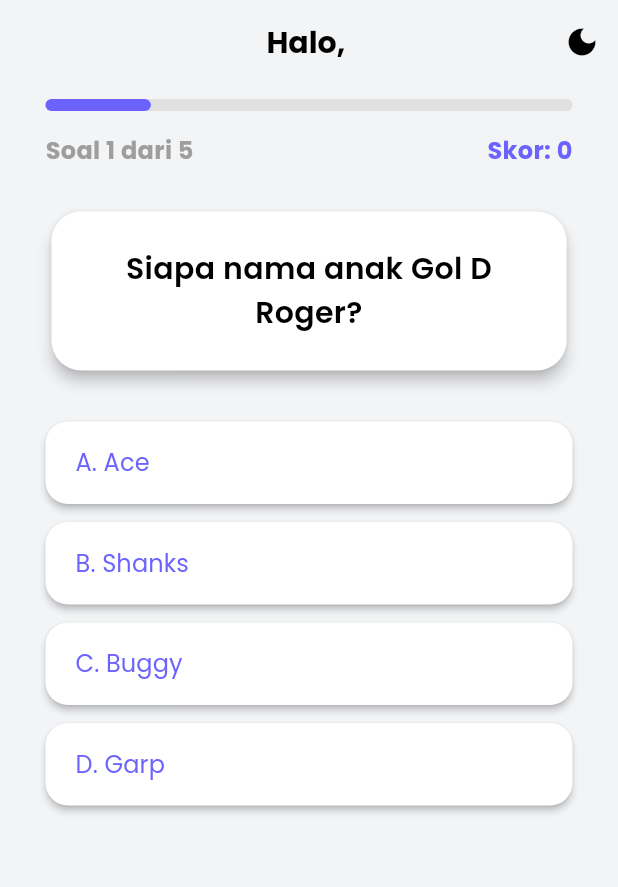
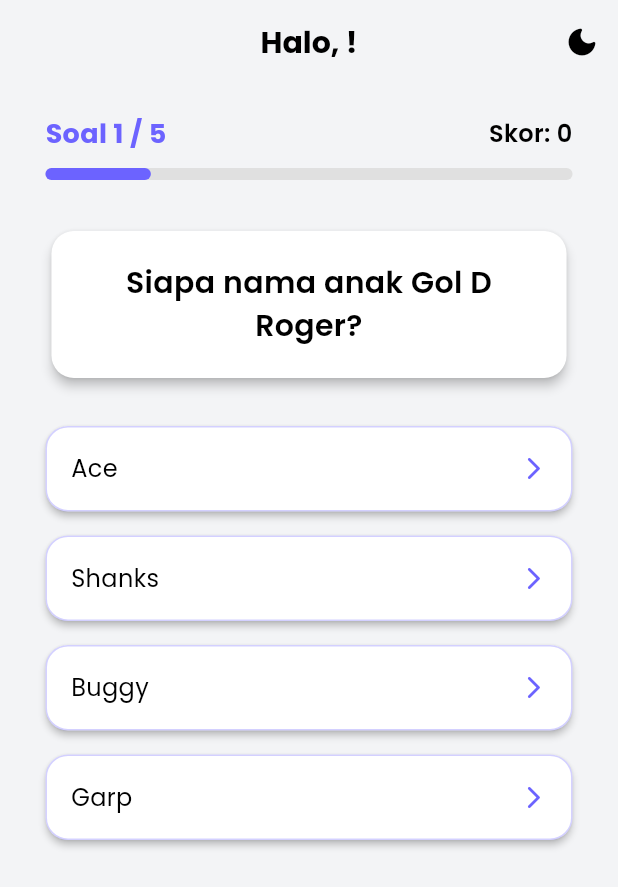
Before and after one commit to Rendymanurung/UTS_Pemrograman_Mobile-, a Flutter app: the QuizScreen screen opened directly, on a phone screen of 412 x 824 dp. Shown: the top 887 px of the screen. Run offline on Flutter 3.47's test engine with Material 3 defaults, Android fonts, the phone set to English and light mode, and no system bars.

Commit message:
feat: membuat ui dan logika halaman kuis serta widget pilihan jawaban

```diff
--- a/lib/screens/quiz_screen.dart
+++ b/lib/screens/quiz_screen.dart
@@ -5,6 +5,7 @@ import '../providers/quiz_provider.dart';
 import '../providers/theme_provider.dart';
 import '../providers/user_provider.dart';
 import '../utils/responsive_util.dart';
+import '../widgets/option_card.dart';
 import 'result_screen.dart';
 
 class QuizScreen extends StatelessWidget {
@@ -16,34 +17,21 @@ class QuizScreen extends StatelessWidget {
     final userProvider = Provider.of<UserProvider>(context);
     final themeProvider = Provider.of<ThemeProvider>(context);
 
-    // If quiz is finished, navigate to ResultScreen
-    if (quizProvider.isQuizFinished) {
-      WidgetsBinding.instance.addPostFrameCallback((_) {
-        Navigator.pushReplacement(
-          context,
-          MaterialPageRoute(
-            builder: (context) => const ResultScreen(),
-          ),
-        );
-      });
-    }
-
-    final question = quizProvider.currentQuestion;
-    final int questionNum = quizProvider.currentIndex + 1;
-    final int totalQuestions = quizProvider.questions.length;
-
-    bool isLargeScreen =
+    final currentQuestion = quizProvider.currentQuestion;
+    final isLargeScreen =
         ResponsiveUtil.isTablet(context) || ResponsiveUtil.isDesktop(context);
-    double containerWidth =
-        isLargeScreen ? 600 : ResponsiveUtil.width(context, 0.95);
+    final containerWidth =
+        isLargeScreen ? 600.0 : ResponsiveUtil.width(context, 0.95);
 
     return Scaffold(
       appBar: AppBar(
-        title: Text('Halo, ${userProvider.userName}'),
+        title: Text('Halo, ${userProvider.userName}!'),
         actions: [
           IconButton(
             icon: Icon(
-              themeProvider.isDarkMode ? Icons.light_mode : Icons.dark_mode,
+              themeProvider.isDarkMode
+                  ? Icons.light_mode_rounded
+                  : Icons.dark_mode_rounded,
             ),
             onPressed: () {
               themeProvider.toggleTheme(!themeProvider.isDarkMode);
@@ -55,51 +43,49 @@ class QuizScreen extends StatelessWidget {
         child: SizedBox(
           width: containerWidth,
           child: Padding(
-            padding: const EdgeInsets.symmetric(horizontal: 20.0, vertical: 10.0),
+            padding: const EdgeInsets.all(20.0),
             child: Column(
               crossAxisAlignment: CrossAxisAlignment.stretch,
               children: [
-                LinearProgressIndicator(
-                  value: questionNum / totalQuestions,
-                  backgroundColor: Colors.grey[300],
-                  valueColor: AlwaysStoppedAnimation<Color>(
-                    Theme.of(context).primaryColor,
-                  ),
-                  minHeight: 8,
-                  borderRadius: BorderRadius.circular(10),
-                ),
-                const SizedBox(height: 15),
                 Row(
                   mainAxisAlignment: MainAxisAlignment.spaceBetween,
                   children: [
                     Text(
-                      'Soal $questionNum dari $totalQuestions',
-                      style: const TextStyle(
-                        fontSize: 16,
+                      'Soal ${quizProvider.currentIndex + 1} / ${quizProvider.questions.length}',
+                      style: TextStyle(
+                        fontSize: 18,
                         fontWeight: FontWeight.bold,
-                        color: Colors.grey,
+                        color: Theme.of(context).primaryColor,
                       ),
                     ),
                     Text(
                       'Skor: ${quizProvider.score}',
-                      style: TextStyle(
+                      style: const TextStyle(
                         fontSize: 16,
-                        fontWeight: FontWeight.bold,
-                        color: Theme.of(context).primaryColor,
+                        fontWeight: FontWeight.w600,
                       ),
                     ),
                   ],
                 ),
-                const SizedBox(height: 25),
+                const SizedBox(height: 10),
+                LinearProgressIndicator(
+                  value: (quizProvider.currentIndex + 1) /
+                      quizProvider.questions.length,
+                  backgroundColor: Colors.grey[300],
+                  color: Theme.of(context).primaryColor,
+                  minHeight: 8,
+                  borderRadius: BorderRadius.circular(10),
+                ),
+                const SizedBox(height: 30),
                 Card(
-                  elevation: 4,
+                  elevation: 3,
                   shape: RoundedRectangleBorder(
-                    borderRadius: BorderRadius.circular(20),
+                    borderRadius: BorderRadius.circular(15),
                   ),
                   child: Padding(
-                    padding: const EdgeInsets.all(24.0),
+                    padding: const EdgeInsets.all(20.0),
                     child: Text(
-                      question.questionText,
+                      currentQuestion.questionText,
                       style: const TextStyle(
                         fontSize: 20,
                         fontWeight: FontWeight.w600,
@@ -108,36 +94,25 @@ class QuizScreen extends StatelessWidget {
                     ),
                   ),
                 ),
-                const SizedBox(height: 30),
+                const SizedBox(height: 20),
                 Expanded(
-                  child: ListView.separated(
-                    itemCount: question.options.length,
-                    separatorBuilder: (context, index) =>
-                        const SizedBox(height: 12),
+                  child: ListView.builder(
+                    itemCount: currentQuestion.options.length,
                     itemBuilder: (context, index) {
-                      final optionText = question.options[index];
-                      return ElevatedButton(
-                        style: ElevatedButton.styleFrom(
-                          padding: const EdgeInsets.symmetric(
-                            vertical: 16,
-                            horizontal: 20,
-                          ),
-                          shape: RoundedRectangleBorder(
-                            borderRadius: BorderRadius.circular(15),
-                          ),
-                          elevation: 2,
-                          alignment: Alignment.centerLeft,
-                        ),
-                        onPressed: () {
+                      return OptionCard(
+                        optionText: currentQuestion.options[index],
+                        onTap: () {
                           quizProvider.answerQuestion(index);
+
+                          if (quizProvider.isQuizFinished) {
+                            Navigator.pushReplacement(
+                              context,
+                              MaterialPageRoute(
+                                builder: (context) => const ResultScreen(),
+                              ),
+                            );
+                          }
                         },
-                        child: Text(
-                          '${String.fromCharCode(65 + index)}. $optionText',
-                          style: const TextStyle(
-                            fontSize: 16,
-                            fontWeight: FontWeight.w500,
-                          ),
-                        ),
                       );
                     },
                   ),
--- a/lib/screens/start_screen.dart
+++ b/lib/screens/start_screen.dart
@@ -53,7 +53,6 @@ class _StartScreenState extends State<StartScreen> {
   Widget build(BuildContext context) {
     final themeProvider = Provider.of<ThemeProvider>(context);
 
-    // Mengecek apakah perangkat adalah tablet/desktop untuk membatasi lebar form
     bool isLargeScreen =
         ResponsiveUtil.isTablet(context) || ResponsiveUtil.isDesktop(context);
     double formWidth = isLargeScreen ? 500 : ResponsiveUtil.width(context, 0.9);
@@ -87,7 +86,7 @@ class _StartScreenState extends State<StartScreen> {
                   ),
                   const SizedBox(height: 30),
                   Text(
-                    'Aplikasi Kuis',
+                    'Anime Knowledge',
                     style: TextStyle(
                       fontSize: 32,
                       fontWeight: FontWeight.bold,
@@ -96,7 +95,7 @@ class _StartScreenState extends State<StartScreen> {
                   ),
                   const SizedBox(height: 10),
                   const Text(
-                    'Uji pengetahuan anime kamu sekarang!',
+                    'Seberapa Paham Kamu Dengan Anime?!',
                     style: TextStyle(fontSize: 16, color: Colors.grey),
                   ),
                   const SizedBox(height: 50),
--- /dev/null
+++ b/lib/widgets/option_card.dart
@@ -0,0 +1,58 @@
+import 'package:flutter/material.dart';
+
+class OptionCard extends StatelessWidget {
+  final String optionText;
+  final VoidCallback onTap;
+
+  const OptionCard({
+    super.key,
+    required this.optionText,
+    required this.onTap,
+  });
+
+  @override
+  Widget build(BuildContext context) {
+    final theme = Theme.of(context);
+
+    return Container(
+      margin: const EdgeInsets.symmetric(vertical: 8),
+      child: Material(
+        color: theme.cardColor,
+        borderRadius: BorderRadius.circular(15),
+        elevation: 2,
+        child: InkWell(
+          onTap: onTap,
+          borderRadius: BorderRadius.circular(15),
+          child: Container(
+            padding: const EdgeInsets.all(16),
+            decoration: BoxDecoration(
+              borderRadius: BorderRadius.circular(15),
+              border: Border.all(
+                color: theme.primaryColor.withValues(alpha: 0.3),
+              ),
+            ),
+            child: Row(
+              children: [
+                Expanded(
+                  child: Text(
+                    optionText,
+                    style: TextStyle(
+                      fontSize: 16,
+                      fontWeight: FontWeight.w500,
+                      color: theme.textTheme.bodyLarge?.color,
+                    ),
+                  ),
+                ),
+                Icon(
+                  Icons.arrow_forward_ios_rounded,
+                  size: 18,
+                  color: theme.primaryColor,
+                ),
+              ],
+            ),
+          ),
+        ),
+      ),
+    );
+  }
+}
```
